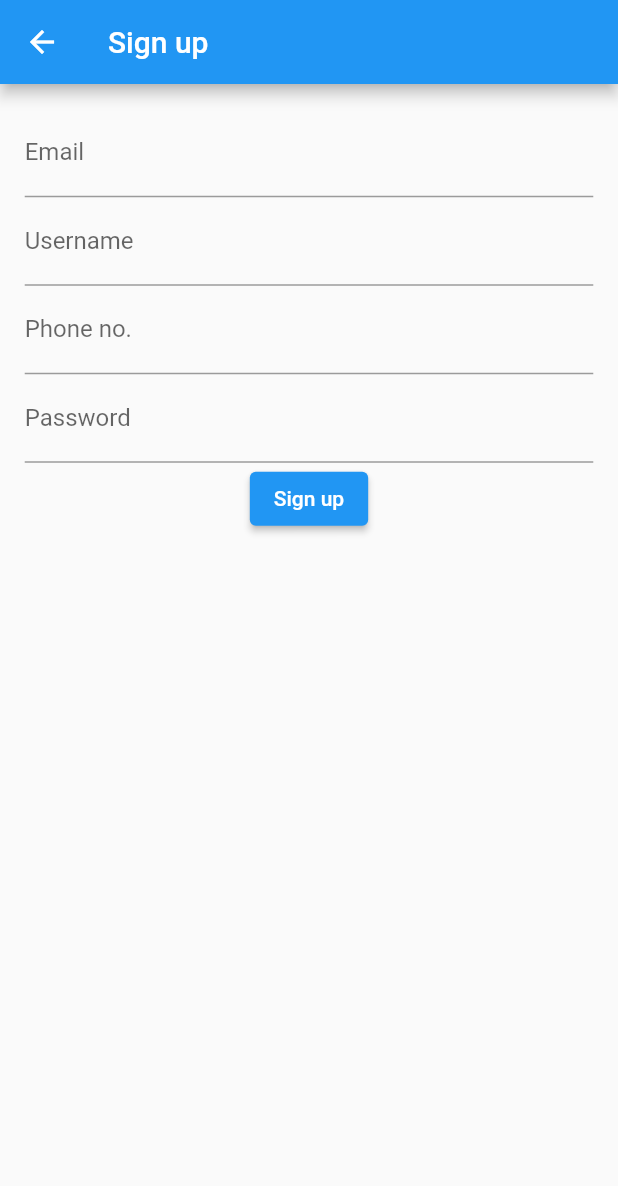
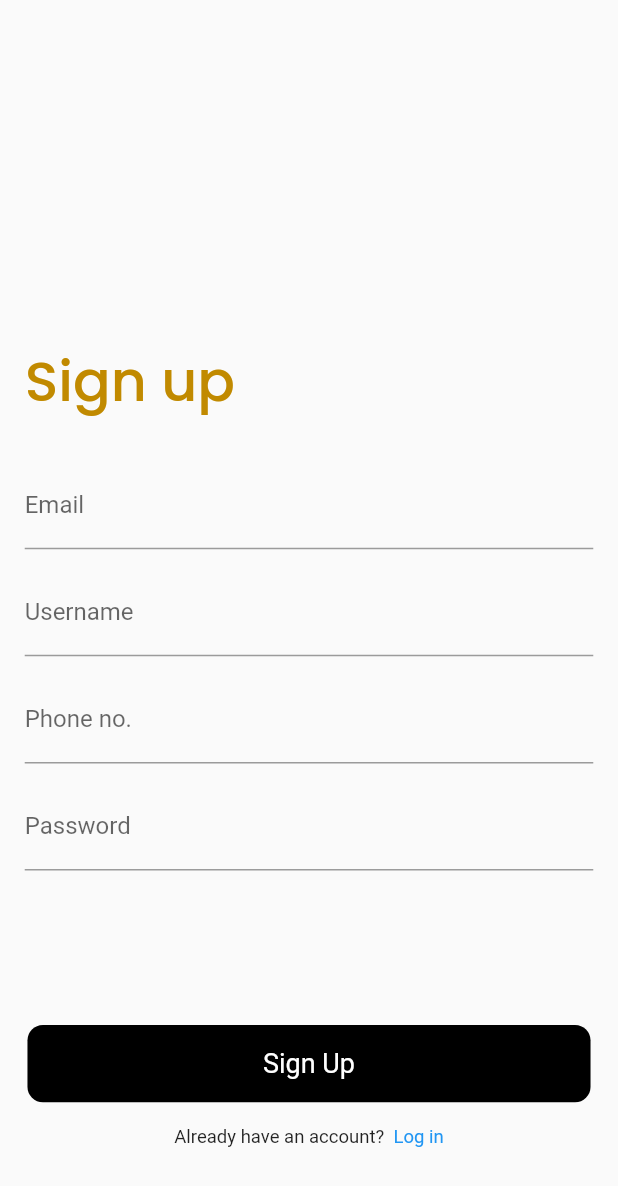
Before and after one commit to kaifakhtar/VoltGo, a Flutter app: the SignUpPage screen opened directly, on a phone screen of 412 x 824 dp. Shown: the top 1186 px of the screen. Run offline on Flutter 3.47's test engine with Material 2 defaults, Android fonts, the phone set to English and light mode, and no system bars; our stand-ins replace firebase_auth, firebase_core, flutter_screenutil, google_fonts, lottie; accounts and stored records are empty.

Commit message:
designed signup screen again

```diff
--- a/lib/main.dart
+++ b/lib/main.dart
@@ -27,7 +27,7 @@ class MyApp extends StatelessWidget {
         splitScreenMode: true,
         builder: (context, child) {
           return  MaterialApp(
-            home: BookingPickupScreen()//Login()//BookingPickupScreen()//CarSelectScreen(),
+            home: SignUpPage()//BookingPickupScreen()//Login()//BookingPickupScreen()//CarSelectScreen(),
           );
         });
   }
--- a/lib/screens/signUp_screen.dart
+++ b/lib/screens/signUp_screen.dart
@@ -3,6 +3,9 @@ import 'package:flutter/material.dart';
 import 'package:flutter_screenutil/flutter_screenutil.dart';
 import 'package:firebase_auth/firebase_auth.dart';
 import 'package:firebase_core/firebase_core.dart';
+import 'package:google_fonts/google_fonts.dart';
+
+import 'booking_pickup_screen.dart';
 
 
 class SignUpPage extends StatefulWidget {
@@ -56,24 +59,37 @@ class _SignUpPageState extends State<SignUpPage> {
       print("mob is ${_mob}");
 
       authResult =await _auth.createUserWithEmailAndPassword(email: _email, password: _password);
+      Navigator.pushReplacement(context, MaterialPageRoute(builder: (BuildContext context) => BookingPickupScreen()));
     }
   }
 
   @override
   Widget build(BuildContext context) {
     return Scaffold(
-      appBar: AppBar(title: Text("Sign up"),),
-      body: Center(
+      //appBar: AppBar(title: Text("Sign up"),),
+      body: SingleChildScrollView(
+        child: Center(
           child: Padding(
             padding:  EdgeInsets.all(16.h),
             child: Form(
               key: _formKey,
               child: Column(
                 children: <Widget>[
+                  SizedBox(height: 210,),
+                   Row(children:  [Text("Sign up",
+                    style: GoogleFonts.poppins(fontSize: 36.sp,
+                        fontWeight: FontWeight.w500,
+                        color: Color(0xffC18A00)),)],),
+                   SizedBox(height: 24.h,),
                   TextFormField(
                     controller: _emailController,
                     keyboardType: TextInputType.emailAddress,
-                  decoration: const InputDecoration(labelText: 'Email'),
+                    decoration:   InputDecoration(labelText: 'Email',
+                      // enabledBorder: OutlineInputBorder(
+                      //   // borderSide: BorderSide(
+                      //   //     width: 3, color: Colors.black), //<-- SEE HERE
+                      // )
+                      ),
                     validator: (value) {
                       if (value!.isEmpty||!value.contains('@')) {
                         return 'Please enter your email';
@@ -84,6 +100,7 @@ class _SignUpPageState extends State<SignUpPage> {
                       _email=value!;
                     },
                   ),
+                  SizedBox(height: 12.h,),
                   TextFormField(
                     controller: _usernameController,
                     keyboardType: TextInputType.text,
@@ -98,6 +115,7 @@ class _SignUpPageState extends State<SignUpPage> {
                       _username=value!;
                     },
                   ),
+                  SizedBox(height: 12.h,),
                   TextFormField(
                     keyboardType: TextInputType.number,
                     decoration: const InputDecoration(labelText: 'Phone no.'),
@@ -111,10 +129,15 @@ class _SignUpPageState extends State<SignUpPage> {
                       _mob=value!;
                     },
                   ),
+                  SizedBox(height: 12.h,),
                   TextFormField(
                     controller: _passwordController,
                     obscureText: true,
-                  decoration: const InputDecoration(labelText: 'Password'),
+                    decoration: const InputDecoration(labelText: 'Password',
+                        focusedBorder: UnderlineInputBorder(
+                          borderSide: BorderSide(color: Colors.black),
+                        ),
+                    ),
                     validator: (value) {
                       if (value!.isEmpty||value.length<4) {
                         return 'Please enter your password';
@@ -125,17 +148,42 @@ class _SignUpPageState extends State<SignUpPage> {
                       _password=value!;
                     },
                   ),
-                ElevatedButton(
-                  onPressed: () {
-                    _trySubmit();
-                  },
-                  child: const Text('Sign up'),
+
+                  SizedBox(height: 100.h,),
+                  InkWell(
+                    onTap: _trySubmit,
+                    child: Container(
+                      height: 50.h,
+                      width: 328.w,
+                      decoration: BoxDecoration(
+                      borderRadius: BorderRadius.circular(10.h),
+                      color: Colors.black,
                     ),
-              ],
+                    child: const Center(
+                      child: Text("Sign Up",
+                      style: TextStyle(fontSize: 18,color: Colors.white),),
                     ),
               ),
                   ),
+                  SizedBox(height: 16.h,),
+                  Row(mainAxisAlignment: MainAxisAlignment.center,
+                    children: [
+
+                      Text("Already have an account?",
+                      style: TextStyle(fontSize: 12.h),),
+                      Text("  Log in",
+                        style: TextStyle(fontSize: 12.h,
+                        color: Colors.blue),)
+                    ],
                   ),
+              ]
+
+            ),
+
+    ),
+        ),
+        ),
+      )
     );
   }
 }
```
Also changed, not shown: pubspec.lock. Lines whose indentation alone changed are shown as unchanged.
